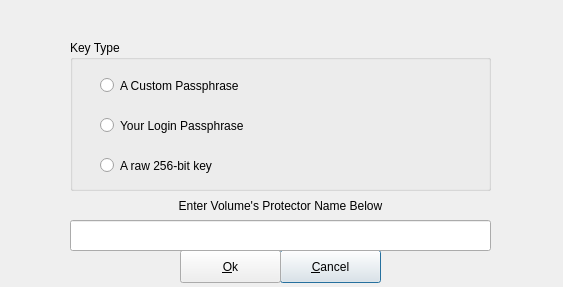
Before: the Qt Designer form src/engines/fscryptcreateoptions.ui in mhogomchungu/sirikali, drawn with Qt 5.
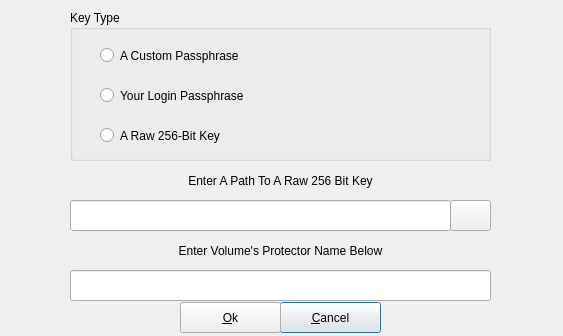
After: the same form once the commit is applied.

The edit to the form file:
```diff
--- a/src/engines/fscryptcreateoptions.ui
+++ b/src/engines/fscryptcreateoptions.ui
@@ -7,7 +7,7 @@
     <x>0</x>
     <y>0</y>
     <width>563</width>
-    <height>287</height>
+    <height>336</height>
    </rect>
   </property>
   <property name="windowTitle">
@@ -17,9 +17,9 @@
    <property name="geometry">
     <rect>
      <x>280</x>
-     <y>250</y>
+     <y>302</y>
      <width>101</width>
-     <height>33</height>
+     <height>31</height>
     </rect>
    </property>
    <property name="text">
@@ -30,9 +30,9 @@
    <property name="geometry">
     <rect>
      <x>180</x>
-     <y>250</y>
+     <y>302</y>
      <width>101</width>
-     <height>33</height>
+     <height>31</height>
     </rect>
    </property>
    <property name="text">
@@ -43,7 +43,7 @@
    <property name="geometry">
     <rect>
      <x>70</x>
-     <y>220</y>
+     <y>270</y>
      <width>421</width>
      <height>31</height>
     </rect>
@@ -53,9 +53,9 @@
    <property name="geometry">
     <rect>
      <x>10</x>
-     <y>190</y>
+     <y>230</y>
      <width>541</width>
-     <height>31</height>
+     <height>41</height>
     </rect>
    </property>
    <property name="text">
@@ -72,7 +72,7 @@
    <property name="geometry">
     <rect>
      <x>70</x>
-     <y>40</y>
+     <y>10</y>
      <width>421</width>
      <height>151</height>
     </rect>
@@ -116,10 +116,52 @@
      </rect>
     </property>
     <property name="text">
-     <string>A raw 256-bit key</string>
+     <string>A Raw 256-Bit Key</string>
     </property>
    </widget>
   </widget>
+  <widget class="QLineEdit" name="lineEditKeyFile">
+   <property name="geometry">
+    <rect>
+     <x>70</x>
+     <y>200</y>
+     <width>381</width>
+     <height>31</height>
+    </rect>
+   </property>
+  </widget>
+  <widget class="QLabel" name="label_2">
+   <property name="geometry">
+    <rect>
+     <x>10</x>
+     <y>160</y>
+     <width>541</width>
+     <height>41</height>
+    </rect>
+   </property>
+   <property name="text">
+    <string>Enter A Path To A Raw 256 Bit Key</string>
+   </property>
+   <property name="alignment">
+    <set>Qt::AlignCenter</set>
+   </property>
+   <property name="wordWrap">
+    <bool>true</bool>
+   </property>
+  </widget>
+  <widget class="QPushButton" name="pbKeyFile">
+   <property name="geometry">
+    <rect>
+     <x>450</x>
+     <y>200</y>
+     <width>41</width>
+     <height>31</height>
+    </rect>
+   </property>
+   <property name="text">
+    <string/>
+   </property>
+  </widget>
  </widget>
  <resources/>
  <connections/>
```
Left out of the diff: 2 changed lines with no effect on the pictures.
